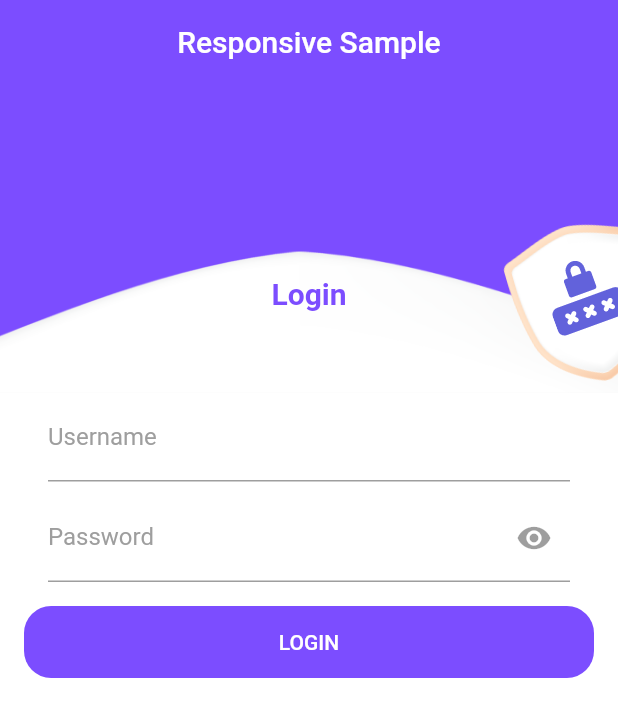
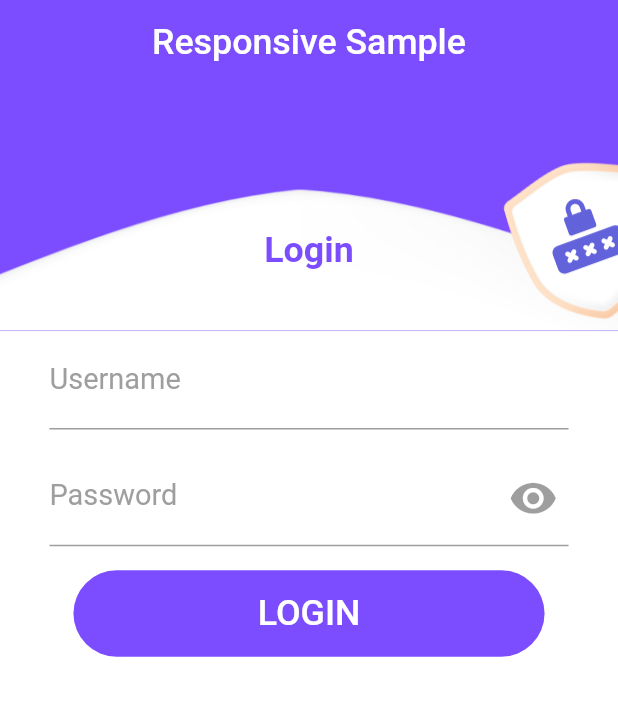
Before and after one commit to mahmoudsfares/responsive_layout_sample, a Flutter app: the screen it shows after launch, on a phone screen of 412 x 824 dp. Shown: the top 717 px of the screen. Run offline on Flutter 3.47's test engine with Material 2 defaults, Android fonts, the phone set to English and light mode, and no system bars; our stand-ins replace responsive_sizer.

Commit message:
Responsive on all but nexus

```diff
--- a/lib/login/fragments/background_separator.dart
+++ b/lib/login/fragments/background_separator.dart
@@ -1,4 +1,5 @@
 import 'package:flutter/material.dart';
+import 'package:responsive_sizer/responsive_sizer.dart';
 
 class BackgroundSeparator extends StatelessWidget {
 
@@ -8,24 +9,20 @@ class BackgroundSeparator extends StatelessWidget {
 
   @override
   Widget build(BuildContext context) {
-    return SizedBox(
-      height: MediaQuery.of(context).size.height / 4,
+    return Container(
+      height: Device.screenType == ScreenType.mobile ? 20.h : 30.h,
+      color: Colors.deepPurpleAccent,
       child: Stack(
         children: [
-          Container(
-            width: MediaQuery.of(context).size.width,
-            height: MediaQuery.of(context).size.height / 4.1,
-            color: Colors.deepPurpleAccent,
-          ),
         Align(
             alignment: Alignment.bottomCenter,
-              child: Image.asset(separator, width: MediaQuery.of(context).size.width, fit: BoxFit.fitWidth,)),
-          const Align(
-            alignment: Alignment(0, 0.4),
+            child: Image.asset(separator, width: 100.w, fit: BoxFit.fitWidth,)),
+        Align(
+          alignment: Alignment(0.w, 0.05.h),
           child: Text(
             'Login',
             style: TextStyle(
-                fontSize: 20,
+                fontSize: 20.sp,
                 color: Colors.deepPurpleAccent,
                 fontWeight: FontWeight.bold
             ),
--- a/lib/login/fragments/my_app_bar.dart
+++ b/lib/login/fragments/my_app_bar.dart
@@ -1,5 +1,6 @@
 import 'package:flutter/material.dart';
 import 'package:flutter/services.dart';
+import 'package:responsive_sizer/responsive_sizer.dart';
 
 class MyAppBar extends StatelessWidget implements PreferredSizeWidget {
   const MyAppBar({Key? key})
@@ -20,7 +21,7 @@ class MyAppBar extends StatelessWidget implements PreferredSizeWidget {
         statusBarBrightness: Brightness.light, // For iOS
       ),
       centerTitle: true,
-      title: const Text('Responsive Sample'),
+      title: Text('Responsive Sample', style: TextStyle(fontSize: 20.sp),),
       elevation: 0,
       backgroundColor: Colors.deepPurpleAccent,
     );
--- a/lib/login/fragments/submit_button.dart
+++ b/lib/login/fragments/submit_button.dart
@@ -1,4 +1,5 @@
 import 'package:flutter/material.dart';
+import 'package:responsive_sizer/responsive_sizer.dart';
 
 class SubmitButton extends StatelessWidget {
   final String text;
@@ -14,12 +15,12 @@ class SubmitButton extends StatelessWidget {
           Row(children: [
             Expanded(
               child: SizedBox(
-                height: 48,
+                height: 7.h,
                 child: ElevatedButton(
                   style: ButtonStyle(
                     shape: MaterialStateProperty.all<RoundedRectangleBorder>(
                         RoundedRectangleBorder(
-                      borderRadius: BorderRadius.circular(18.0),
+                      borderRadius: BorderRadius.circular(18.0.h),
                     )),
                     backgroundColor: MaterialStateProperty.all(
                       Colors.deepPurpleAccent,
@@ -28,7 +29,7 @@ class SubmitButton extends StatelessWidget {
                   onPressed: null,
                   child: Text(
                     text,
-                    style: const TextStyle(color: Colors.white),
+                    style: TextStyle(color: Colors.white, fontSize: 20.sp),
                   ),
                 ),
               ),
--- a/lib/login/login_screen.dart
+++ b/lib/login/login_screen.dart
@@ -2,6 +2,7 @@ import 'package:flutter/material.dart';
 import 'package:responsive_layout_sample/login/fragments/background_separator.dart';
 import 'package:responsive_layout_sample/login/fragments/my_app_bar.dart';
 import 'package:responsive_layout_sample/login/fragments/submit_button.dart';
+import 'package:responsive_sizer/responsive_sizer.dart';
 
 class LoginScreen extends StatelessWidget {
 
@@ -15,42 +16,41 @@ class LoginScreen extends StatelessWidget {
           BackgroundSeparator(separator: 'resources/images/img_login.png'),
           Expanded(
             child: Container(
+              padding: EdgeInsets.symmetric(horizontal: 8.w),
               color: Colors.white,
               child: Form(
                   child: SingleChildScrollView(
                     child: Column(
                       children: [
-                        Padding(
-                          padding: const EdgeInsets.fromLTRB(32, 0, 32, 8),
-                          child: TextFormField(
+                        TextFormField(
+                          style: TextStyle(fontSize: 18.sp),
                           cursorColor: Colors.deepPurpleAccent,
-                            decoration: const InputDecoration(
-                              focusedBorder: UnderlineInputBorder(
+                          decoration: InputDecoration(
+                            focusedBorder: const UnderlineInputBorder(
                               borderSide:
                                   BorderSide(color: Colors.deepPurpleAccent),
                             ),
                             labelText: 'Username',
-                              labelStyle: TextStyle(color: Colors.grey),
+                            labelStyle: TextStyle(color: Colors.grey, fontSize: 18.sp),
                           ),
                         ),
-                        ),
-                        Padding(
-                          padding: const EdgeInsets.fromLTRB(32, 0, 32, 0),
-                          child: TextFormField(
+                        SizedBox(height: 1.5.h),
+                        TextFormField(
+                          style: TextStyle(fontSize: 18.sp),
                           cursorColor: Colors.deepPurpleAccent,
-                            decoration: const InputDecoration(
-                              focusedBorder: UnderlineInputBorder(
+                          decoration: InputDecoration(
+                            focusedBorder: const UnderlineInputBorder(
                               borderSide:
                                   BorderSide(color: Colors.deepPurpleAccent),
                             ),
                             labelText: 'Password',
-                              labelStyle: TextStyle(color: Colors.grey),
+                            labelStyle: TextStyle(color: Colors.grey, fontSize: 18.sp),
                             suffixIcon: IconButton(
                               icon: Icon(
-                                    Icons.visibility
+                                  Icons.visibility,
+                                size: 4.h,
                               ),
                               color: Colors.grey, onPressed: null,
-                              ),
                             ),
                           ),
                         ),
--- a/lib/main.dart
+++ b/lib/main.dart
@@ -1,5 +1,6 @@
 import 'package:flutter/material.dart';
 import 'package:responsive_layout_sample/login/login_screen.dart';
+import 'package:responsive_sizer/responsive_sizer.dart';
 
 void main() {
   runApp(const MyApp());
@@ -10,8 +11,10 @@ class MyApp extends StatelessWidget {
 
   @override
   Widget build(BuildContext context) {
-    return MaterialApp(
-      home: LoginScreen(),
+    return ResponsiveSizer(
+      builder: (a, b, c) => MaterialApp(
+        home: LoginScreen(),
+      ),
     );
   }
 }
--- a/pubspec.yaml
+++ b/pubspec.yaml
@@ -12,7 +12,7 @@ environment:
 dependencies:
   flutter:
     sdk: flutter
-
+  responsive_sizer: ^3.1.0
   cupertino_icons: ^1.0.2
 
 dev_dependencies:
```
Also changed, not shown: pubspec.lock. Lines whose indentation alone changed are shown as unchanged.
